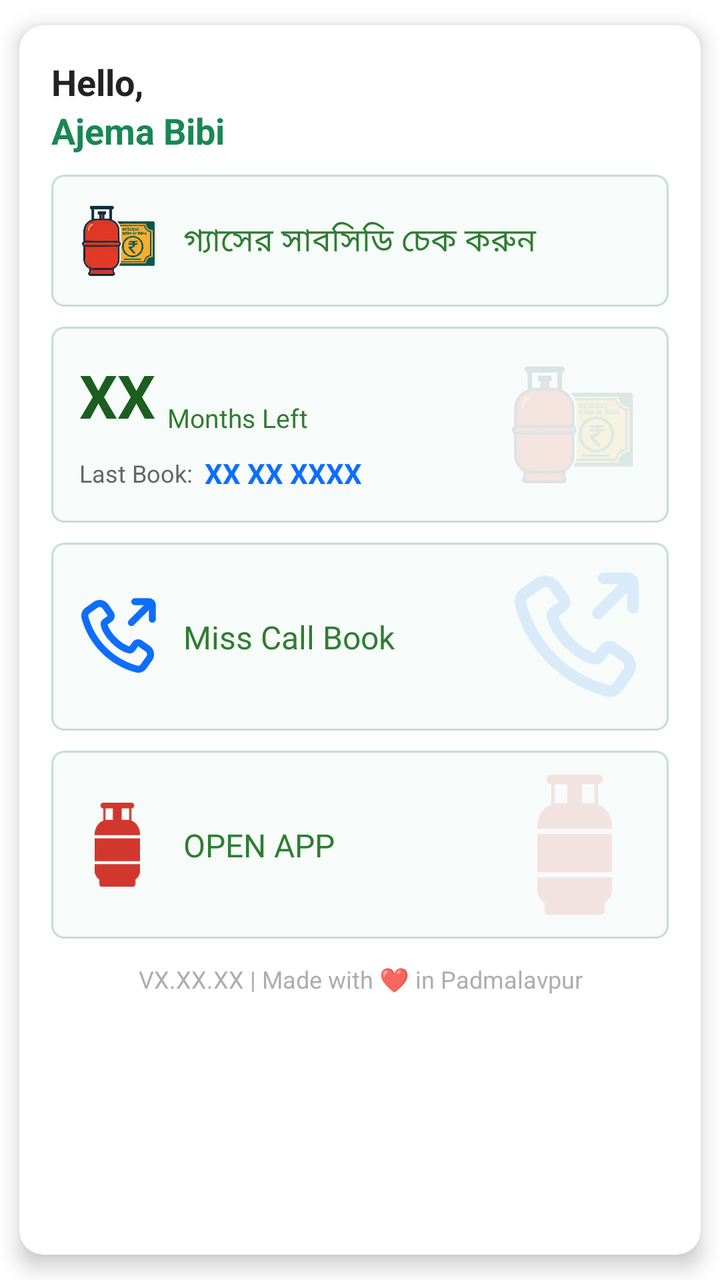
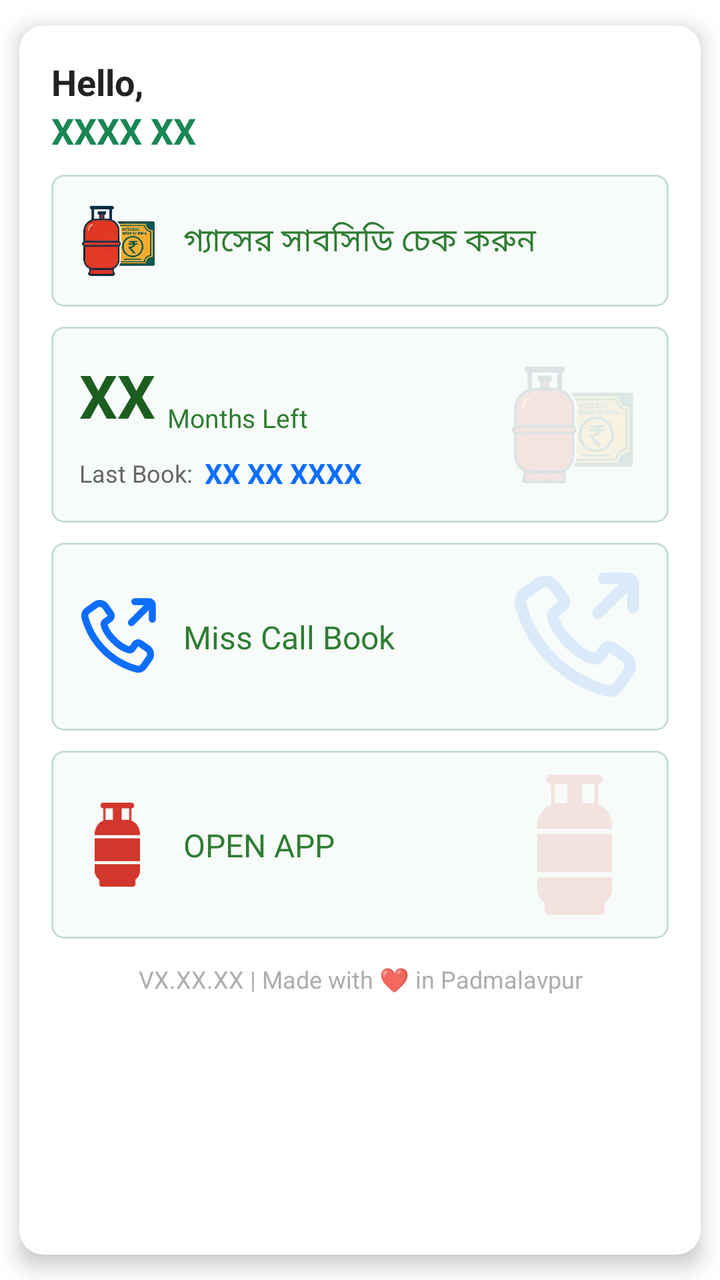

Two renders of the same Android screen: before a commit and after it. Below are the layout's source before the change and the commit's diff.
<!-- AndroidManifest.xml: activity theme Transparent -->
<!-- res/layout/activity_floating_tile.xml -->
<?xml version="1.0" encoding="utf-8"?>
<androidx.cardview.widget.CardView
    xmlns:android="http://schemas.android.com/apk/res/android"
    xmlns:app="http://schemas.android.com/apk/res-auto"

    android:layout_width="350dp"
    android:layout_height="wrap_content"
    android:layout_gravity="center"
    android:layout_margin="20dp"
    app:cardCornerRadius="12dp"
    app:cardElevation="6dp"
    app:cardUseCompatPadding="true"
    app:cardBackgroundColor="@android:color/white">

    <LinearLayout
        android:layout_width="match_parent"
        android:layout_height="wrap_content"
        android:orientation="vertical"
        android:padding="16dp">

        <TextView
            android:id="@+id/tvHello"
            android:layout_width="wrap_content"
            android:layout_height="wrap_content"
            android:text="Hello, "
            android:textSize="18sp"
            android:textStyle="bold"
            android:textColor="#222"/>

        
        <TextView
            android:id="@+id/tvUserName"
            android:layout_width="wrap_content"
            android:layout_height="wrap_content"
            android:text="Ajema Bibi"
            android:textSize="18sp"
            android:textStyle="bold"
            android:textColor="@color/green"/>


        
        <androidx.constraintlayout.widget.ConstraintLayout
            android:id="@+id/noticeLayout"
            android:layout_width="match_parent"
            android:layout_height="wrap_content"
            android:layout_marginTop="12dp"
            android:layout_marginBottom="12dp"
            android:visibility="gone"
            android:foreground="@drawable/bg_alert_animated___notice"
            android:padding="12dp">

            <com.google.android.material.imageview.ShapeableImageView
                android:id="@+id/imgNotice"
                android:layout_width="0dp"
                android:layout_height="0dp"
                app:layout_constraintDimensionRatio="1:1"
                android:scaleType="centerCrop"
                android:visibility="visible"
                app:layout_constraintTop_toTopOf="parent"
                app:layout_constraintStart_toStartOf="parent"
                app:layout_constraintEnd_toEndOf="parent"
                app:shapeAppearance="@style/roundded_square_corner"/>

            

            <TextView
                android:id="@+id/tvNoticeTitle"
                android:layout_width="wrap_content"
                android:layout_height="wrap_content"
                android:layout_marginTop="8dp"
                android:text="Don't Panic, Don't Extra Book"
                android:textSize="15sp"
                android:textStyle="bold"
                android:textColor="@color/black"
                android:textAlignment="center"
                app:layout_constraintTop_toBottomOf="@id/imgNotice"
                app:layout_constraintStart_toStartOf="parent"
                app:layout_constraintEnd_toEndOf="parent"/>

            <TextView
                android:id="@+id/tvNoticeDesc"
                android:layout_width="0dp"
                android:layout_height="wrap_content"
                android:layout_marginTop="6dp"
                android:text="প্যানিক হবেন না..."
                android:fontFamily="@font/li_sohid_unicode"
                android:textSize="14sp"
                android:textColor="@color/red"
                android:textAlignment="center"
                app:layout_constraintTop_toBottomOf="@id/tvNoticeTitle"
                app:layout_constraintStart_toStartOf="parent"
                app:layout_constraintEnd_toEndOf="parent"
                app:layout_constraintBottom_toBottomOf="parent"/>

        </androidx.constraintlayout.widget.ConstraintLayout>

        
        <androidx.constraintlayout.widget.ConstraintLayout
            android:id="@+id/layoutSubsidyCheck"
            android:layout_width="match_parent"
            android:layout_height="wrap_content"
            android:layout_marginTop="10dp"
            android:enabled="true"

            android:clickable="true"
            android:focusable="true"
            android:background="@drawable/rounded_border_selectable_item"
            android:padding="12dp">

            <ImageView
                android:id="@+id/img_lpg_subsidy"
                android:layout_width="42dp"
                android:layout_height="42dp"
                android:src="@drawable/lpg_subsidy_img"
                app:layout_constraintStart_toStartOf="parent"
                app:layout_constraintTop_toTopOf="parent"
                app:layout_constraintBottom_toBottomOf="parent"/>

            <TextView
                android:id="@+id/tvActionText"
                android:layout_width="0dp"
                android:layout_height="wrap_content"
                android:layout_marginStart="12dp"
                android:text="গ্যাসের সাবসিডি চেক করুন"
                android:fontFamily="@font/li_sohid_unicode"
                android:textSize="16sp"
                android:textColor="#2E7D32"
                app:layout_constraintStart_toEndOf="@id/img_lpg_subsidy"
                app:layout_constraintEnd_toEndOf="parent"
                app:layout_constraintTop_toTopOf="@id/img_lpg_subsidy"
                app:layout_constraintBottom_toBottomOf="@id/img_lpg_subsidy"/>

        </androidx.constraintlayout.widget.ConstraintLayout>

        
        <androidx.constraintlayout.widget.ConstraintLayout
            android:layout_width="match_parent"
            android:layout_height="wrap_content"
            android:layout_marginTop="10dp"
            android:background="@drawable/rounded_green_background"
            android:padding="14dp">

            
            <ImageView
                android:id="@+id/bgIcon"
   
                android:layout_width="70dp"
                android:layout_height="70dp"
                android:src="@drawable/lpg_subsidy_img"
                android:alpha="0.12"
                app:layout_constraintEnd_toEndOf="parent"
                app:layout_constraintBottom_toBottomOf="parent"/>

            
            <TextView
                android:id="@+id/tvRemainingValue"
                android:layout_width="wrap_content"
                android:layout_height="wrap_content"
                android:text="XX"
                android:textSize="30sp"
                android:textStyle="bold"
                android:textColor="#1B5E20"
                app:layout_constraintTop_toTopOf="parent"
                app:layout_constraintStart_toStartOf="parent"/>

            
            <TextView
                android:id="@+id/tvRemainingUnit"
                android:layout_width="wrap_content"
                android:layout_height="wrap_content"
                android:text="Months Left"
                android:textSize="13sp"
                android:textColor="#2E7D32"
                android:layout_marginStart="6dp"
                app:layout_constraintStart_toEndOf="@id/tvRemainingValue"
                app:layout_constraintBottom_toBottomOf="@id/tvRemainingValue"/>

            

            
            <TextView
                android:id="@+id/tvLastLabel"
                android:layout_width="wrap_content"
                android:layout_height="wrap_content"
                android:text="Last Book:"
                android:textSize="12sp"
                android:textColor="#666"
                android:layout_marginTop="8dp"
                app:layout_constraintStart_toStartOf="parent"
                app:layout_constraintTop_toBottomOf="@id/tvRemainingValue"
                app:layout_constraintBottom_toBottomOf="parent"/>

            <TextView
                android:id="@+id/tvLastBook"
                android:layout_width="0dp"
                android:layout_height="wrap_content"
                android:text="XX XX XXXX"
                android:textSize="14sp"
                android:textStyle="bold"
                android:textColor="@color/blue"
                android:layout_marginStart="6dp"
                app:layout_constraintStart_toEndOf="@id/tvLastLabel"
                app:layout_constraintEnd_toEndOf="parent"
                app:layout_constraintTop_toTopOf="@id/tvLastLabel"
                app:layout_constraintBottom_toBottomOf="@id/tvLastLabel"/>

        </androidx.constraintlayout.widget.ConstraintLayout>

        <androidx.constraintlayout.widget.ConstraintLayout
            android:id="@+id/layoutCallBook"
            android:layout_width="match_parent"
            android:layout_height="wrap_content"
            android:layout_marginTop="10dp"
            android:enabled="true"
            android:clickable="true"
            android:focusable="true"
            android:background="@drawable/rounded_border_selectable_item"
            android:padding="12dp">

            <ImageView
                android:id="@+id/missCallBook"
                android:layout_width="42dp"
                android:layout_height="42dp"
                android:src="@drawable/call_outgoing"
                app:layout_constraintStart_toStartOf="parent"
                app:layout_constraintTop_toTopOf="parent"
                app:layout_constraintBottom_toBottomOf="parent"/>

            <TextView
                android:id="@+id/tbBook"
                android:layout_width="0dp"
                android:layout_height="wrap_content"
                android:layout_marginStart="12dp"
                android:text="Miss Call Book"
                android:fontFamily="@font/li_sohid_unicode"
                android:textSize="16sp"
                android:textColor="#2E7D32"
                app:layout_constraintStart_toEndOf="@id/missCallBook"
                app:layout_constraintEnd_toEndOf="parent"
                app:layout_constraintTop_toTopOf="@id/missCallBook"
                app:layout_constraintBottom_toBottomOf="@id/missCallBook"/>

            <ImageView

                android:layout_width="70dp"
                android:layout_height="70dp"
                android:src="@drawable/call_outgoing"
                android:alpha="0.12"

                app:layout_constraintEnd_toEndOf="parent"
                app:layout_constraintBottom_toBottomOf="parent"/>

        </androidx.constraintlayout.widget.ConstraintLayout>
        <androidx.constraintlayout.widget.ConstraintLayout
            android:id="@+id/layoutOpenApp"
            android:layout_width="match_parent"
            android:layout_height="wrap_content"
            android:layout_marginTop="10dp"
            android:enabled="true"
            android:clickable="true"
            android:focusable="true"
            android:background="@drawable/rounded_border_selectable_item"
            android:padding="12dp">

            <ImageView
                android:id="@+id/openAppIMG"
                android:layout_width="42dp"
                android:layout_height="42dp"
                android:src="@drawable/gas_cylinder_icon"
                app:layout_constraintStart_toStartOf="parent"
                app:layout_constraintTop_toTopOf="parent"
                app:layout_constraintBottom_toBottomOf="parent"/>

            <TextView
                android:id="@+id/tvOpenApp"
                android:layout_width="0dp"
                android:layout_height="wrap_content"
                android:layout_marginStart="12dp"
                android:text="OPEN APP"
                android:fontFamily="@font/li_sohid_unicode"
                android:textSize="16sp"
                android:textColor="#2E7D32"
                app:layout_constraintStart_toEndOf="@id/openAppIMG"
                app:layout_constraintEnd_toEndOf="parent"
                app:layout_constraintTop_toTopOf="@id/openAppIMG"
                app:layout_constraintBottom_toBottomOf="@id/openAppIMG"/>

            <ImageView

                android:layout_width="70dp"
                android:layout_height="70dp"
                android:src="@drawable/gas_cylinder_icon"
                android:alpha="0.12"
                app:layout_constraintEnd_toEndOf="parent"
                app:layout_constraintBottom_toBottomOf="parent"/>

        </androidx.constraintlayout.widget.ConstraintLayout>

        <TextView
            android:id="@+id/tvVersion"
            android:layout_width="match_parent"
            android:layout_height="wrap_content"
            android:layout_marginTop="12dp"
            android:text="VX.XX.XX | Made with ❤️ in Padmalavpur"
            android:textSize="12sp"
            android:textColor="#999"
            android:gravity="center"
            android:alpha="0.8"/>


    </LinearLayout>


</androidx.cardview.widget.CardView>
<!-- resources referenced by this layout -->
<resources>
  <color name="black">#FF000000</color>
  <color name="blue">#0d6efd</color>
  <color name="green">#198754</color>
  <color name="red">#dc3545</color>
  <!-- drawable bg_alert_animated___notice (drawable) -->
  <shape xmlns:android="http://schemas.android.com/apk/res/android">
      <stroke
          android:width="3dp"
          android:color="#FF0000"
          android:dashWidth="10dp"
          android:dashGap="6dp"/>
      <corners android:radius="12dp"/>
  </shape>
  <!-- drawable gas_cylinder_icon (drawable) -->
  <vector xmlns:android="http://schemas.android.com/apk/res/android"
      android:width="8dp"
      android:height="15dp"
      android:viewportWidth="70.21"
      android:viewportHeight="122.88">
    <path
        android:pathData="M19.62,25.08h8.48V8.3H16.41v17.04C17.45,25.17 18.53,25.08 19.62,25.08L19.62,25.08zM42,25.08h8.59c1.05,0 2.09,0.08 3.1,0.25V8.3H42V25.08L42,25.08zM57.08,26.19c7.63,2.69 13.13,9.99 13.13,18.51v2.88H0v-2.88c0,-8.48 5.45,-15.74 13.02,-18.47V8.3h-0.29c-2.28,0 -4.15,-1.87 -4.15,-4.15v0C8.58,1.87 10.44,0 12.73,0h44.65c2.28,0 4.15,1.87 4.15,4.15v0c0,2.28 -1.87,4.15 -4.15,4.15h-0.29V26.19L57.08,26.19zM70.21,52.12v33.4H0v-33.4H70.21L70.21,52.12zM70.21,90.06v10.65c0,5 -2.76,9.38 -6.84,11.69v6.86c0,1.99 -1.63,3.62 -3.62,3.62H10.45c-1.99,0 -3.62,-1.63 -3.62,-3.62v-6.86C2.76,110.09 0,105.71 0,100.71V90.06H70.21L70.21,90.06z"
        android:fillColor="#D1372D"
        android:fillType="evenOdd"/>
  </vector>
  <!-- drawable rounded_border_selectable_item (drawable) -->
  <?xml version="1.0" encoding="utf-8"?>
  <layer-list xmlns:android="http://schemas.android.com/apk/res/android">
      
      <item android:drawable="?android:attr/selectableItemBackground" />
  
      
      <item
          android:drawable="@drawable/rounded_green_background"
          android:right="0dp"
          android:left="0dp"
          android:top="0dp"
          android:bottom="0dp" />
  </layer-list>
  <!-- drawable rounded_green_background (drawable) -->
  <shape xmlns:android="http://schemas.android.com/apk/res/android">
      <solid android:color="#08198754" /> 
  
      <item android:drawable="?android:attr/selectableItemBackground" />
  
      <stroke
          android:width="1dp"
          android:color="#40198754" /> 
      <corners android:radius="6dp" /> 
  </shape>
  <style name="roundded_square_corner">
          <item name="cornerFamily">rounded</item>
          <item name="cornerSize">3%</item>
      </style>
  <style name="Transparent" parent="Theme.AppCompat.Light.NoActionBar">
          <item name="android:windowIsTranslucent">true</item>
          <item name="android:windowBackground">@android:color/transparent</item>
          <item name="android:windowContentOverlay">@null</item>
          <item name="android:windowFrame">@null</item>
          <item name="android:windowNoTitle">true</item>
          <item name="android:windowFullscreen">true</item>
          <item name="android:windowIsFloating">true</item>
          <item name="android:backgroundDimEnabled">true</item>
      </style>
  <!-- unchanged entries left out for length: 2 -->
</resources>

<!-- the commit's change to res/layout/activity_floating_tile.xml (unified diff, before → after) -->
@@ -32,7 +32,7 @@
             android:id="@+id/tvUserName"
             android:layout_width="wrap_content"
             android:layout_height="wrap_content"
-            android:text="Ajema Bibi"
+            android:text="XXXX XX"
             android:textSize="18sp"
             android:textStyle="bold"
             android:textColor="@color/green"/>
